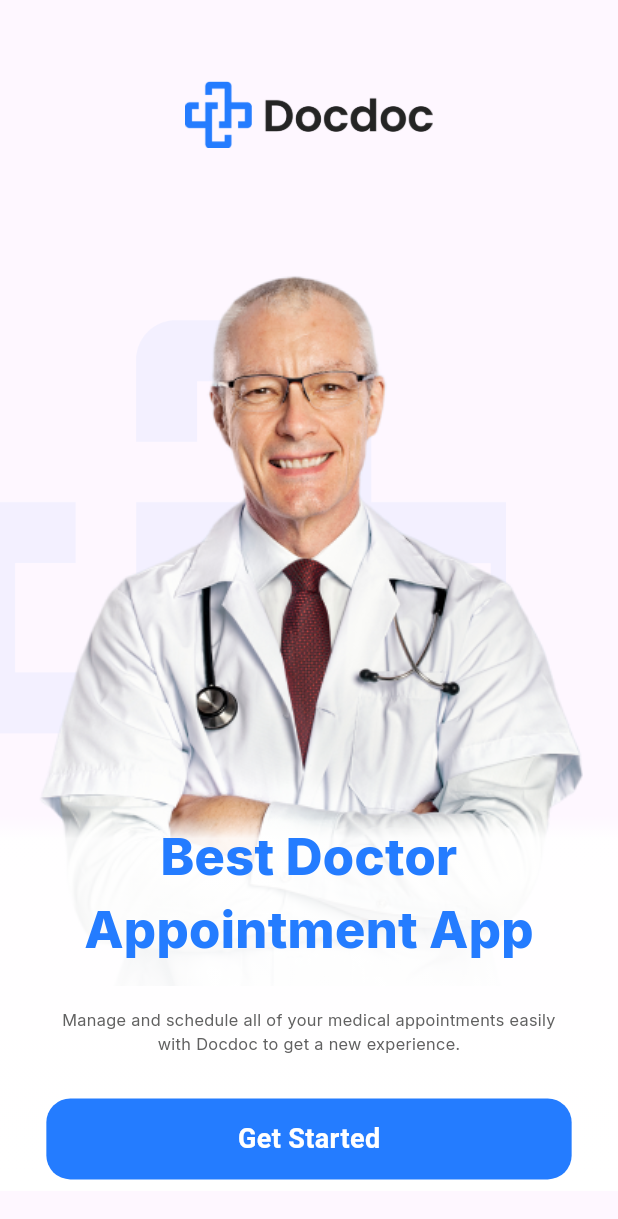
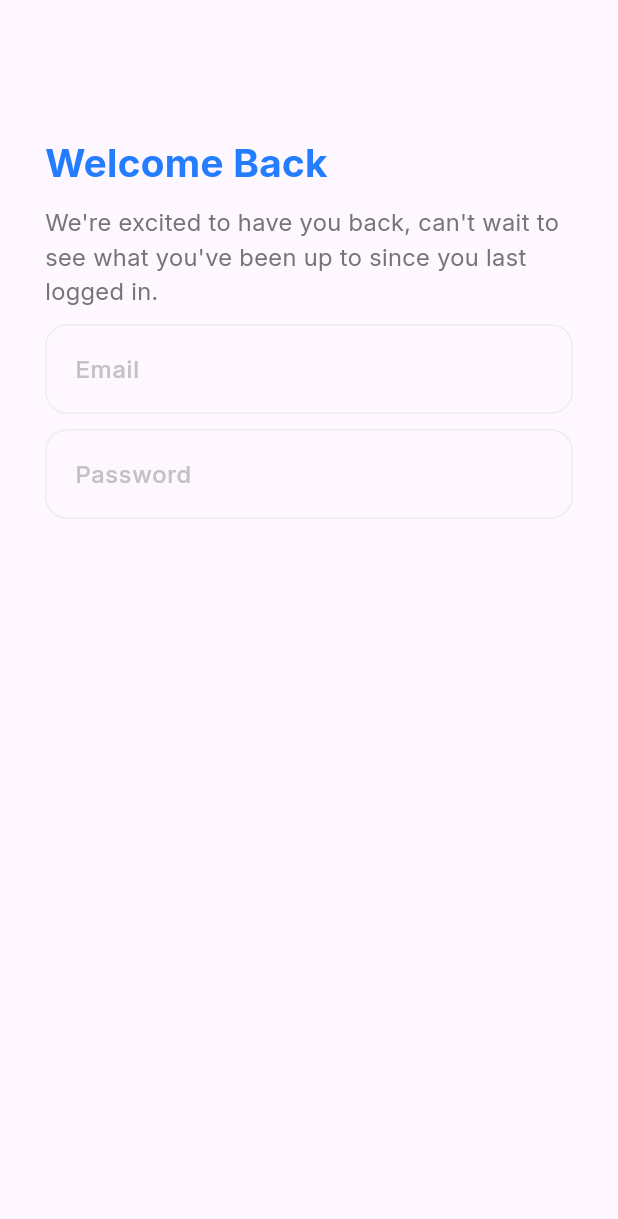
Before and after one commit to brahimrida/appointment, a Flutter app: the screen it shows after launch, on a phone screen of 412 x 824 dp. Shown: the top 1219 px of the screen. Run offline on Flutter 3.47's test engine with Material 3 defaults, Android fonts, the phone set to English and light mode, and no system bars.

Commit message:
text fields implemented

```diff
--- a/lib/core/theming/colors.dart
+++ b/lib/core/theming/colors.dart
@@ -2,4 +2,7 @@ import 'dart:ui';
 
 class AppColors {
   static const Color primary = Color(0xFF247CFF);
+  static const Color secondary = Color(0xFF757575);
+  static const Color textLightColor = Color(0xFFC2C2C2);
+  static const Color borderColor = Color(0xFFEDEDED);
 }
--- /dev/null
+++ b/lib/core/widgets/form_field.dart
@@ -0,0 +1,36 @@
+import 'package:flutter/material.dart';
+
+import '../theming/colors.dart';
+
+enum FormFieldType { email, password, number, text }
+
+class FormTextField extends StatelessWidget {
+  // final TextEditingController controller;
+  final String label;
+  final IconData? icon;
+  final FormFieldType? type;
+  final OutlineInputBorder _outlineInputBorder = OutlineInputBorder(
+    borderSide: BorderSide(width: 1, color: AppColors.borderColor),
+    borderRadius: BorderRadius.circular(15),
+  );
+  FormTextField({super.key, required this.label, this.icon, this.type = FormFieldType.text});
+
+  @override
+  Widget build(BuildContext context) {
+    return TextField(
+      decoration: InputDecoration(
+        focusColor: AppColors.textLightColor,
+        focusedBorder: _outlineInputBorder,
+        enabledBorder: _outlineInputBorder,
+        contentPadding: EdgeInsets.only(left: 16, top: 18, bottom: 18),
+        hintText: label,
+        hintStyle: TextStyle(
+          color: AppColors.textLightColor,
+          fontSize: 16,
+          fontWeight: FontWeight.w500,
+          fontFamily: "inter",
+        ),
+      ),
+    );
+  }
+}
--- /dev/null
+++ b/lib/features/sign_in/ui/sign_in.dart
@@ -0,0 +1,46 @@
+import 'package:flutter/material.dart';
+
+import '../../../core/theming/colors.dart';
+import '../../../core/widgets/form_field.dart';
+
+class SignInPage extends StatelessWidget {
+  const SignInPage({super.key});
+
+  @override
+  Widget build(BuildContext context) {
+    return Scaffold(
+      body: SafeArea(
+        child: Padding(
+          padding: const EdgeInsets.symmetric(horizontal: 30),
+          child: SingleChildScrollView(
+            child: Column(
+              spacing: 10,
+              children: [
+                const SizedBox(height: 80),
+                Row(
+                  children: [
+                    Text(
+                      "Welcome Back",
+                      style: TextStyle(
+                        fontSize: 26,
+                        fontWeight: FontWeight.bold,
+                        color: AppColors.primary,
+                        fontFamily: "Inter",
+                      ),
+                    ),
+                  ],
+                ),
+                Text(
+                  "We're excited to have you back, can't wait to see what you've been up to since you last logged in.",
+                  style: TextStyle(color: AppColors.secondary, fontSize: 16, fontFamily: "Inter"),
+                ),
+                FormTextField(label: "Email", type: FormFieldType.email),
+                FormTextField(label: "Password", type: FormFieldType.password),
+              ],
+            ),
+          ),
+        ),
+      ),
+    );
+  }
+}
--- a/lib/main.dart
+++ b/lib/main.dart
@@ -1,4 +1,4 @@
-import 'package:appointment/features/onboarding/on_boarding.dart';
+import 'package:appointment/features/sign_in/ui/sign_in.dart';
 import 'package:flutter/material.dart';
 
 void main() {
@@ -10,6 +10,6 @@ class MainApp extends StatelessWidget {
 
   @override
   Widget build(BuildContext context) {
-    return MaterialApp(debugShowCheckedModeBanner: false, home: Scaffold(body: OnBoarding()));
+    return MaterialApp(debugShowCheckedModeBanner: false, home: Scaffold(body: SignInPage()));
   }
 }
```
